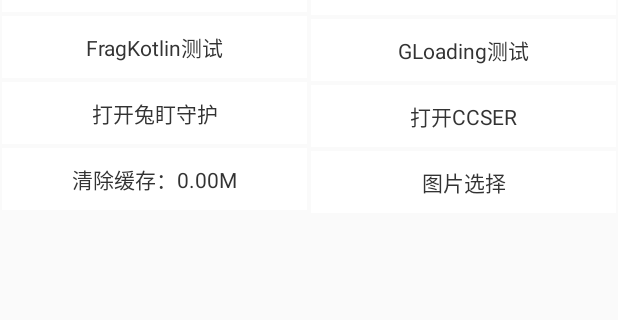
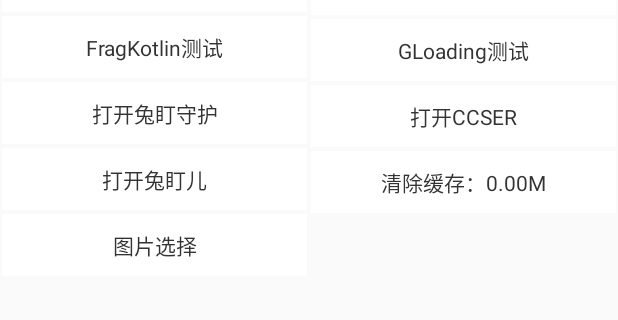
Before and after one commit to saint-li/util, an Android app: the screen it shows after launch (MainActivity), on a phone screen of 412 x 824 dp, the part 219-539 px from its top. Run offline under Robolectric (Android 15) with nearby library versions, the phone set to English and light mode, and no system bars; libraries missing offline, so code that uses them is left out: com.blankj.utilcode, com.scwang.smartrefresh, com.umeng.analytics, com.umeng.commonsdk; plain views replace SmartRefreshLayout; 10 statements that could not run were skipped.

Commit message:
Demo兔盯儿APP跳转测试

```diff
--- a/app/src/main/res/values/array.xml
+++ b/app/src/main/res/values/array.xml
@@ -10,6 +10,7 @@
         <item>GLoading测试</item>
         <item>打开兔盯守护</item>
         <item>打开CCSER</item>
+        <item>打开兔盯儿</item>
         <item>清除缓存</item>
         <item>图片选择</item>
     </string-array>
```
Also changed, not shown: app/src/main/java/com/saint/utillib/MainActivity.kt (+9 -1 lines).
